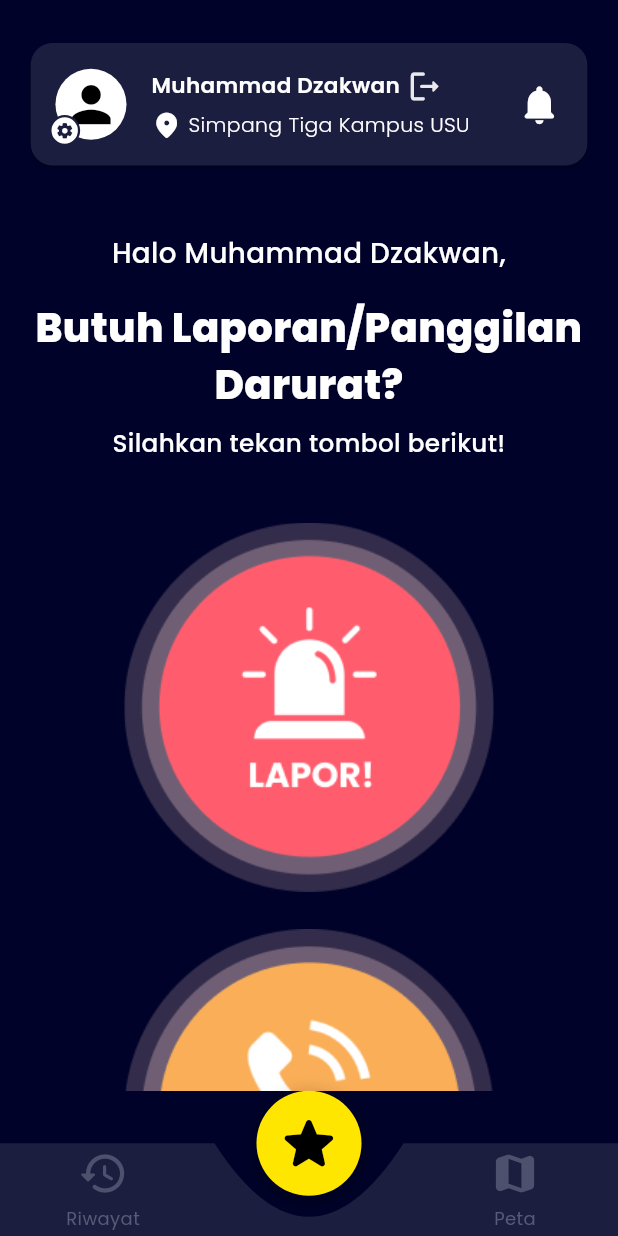
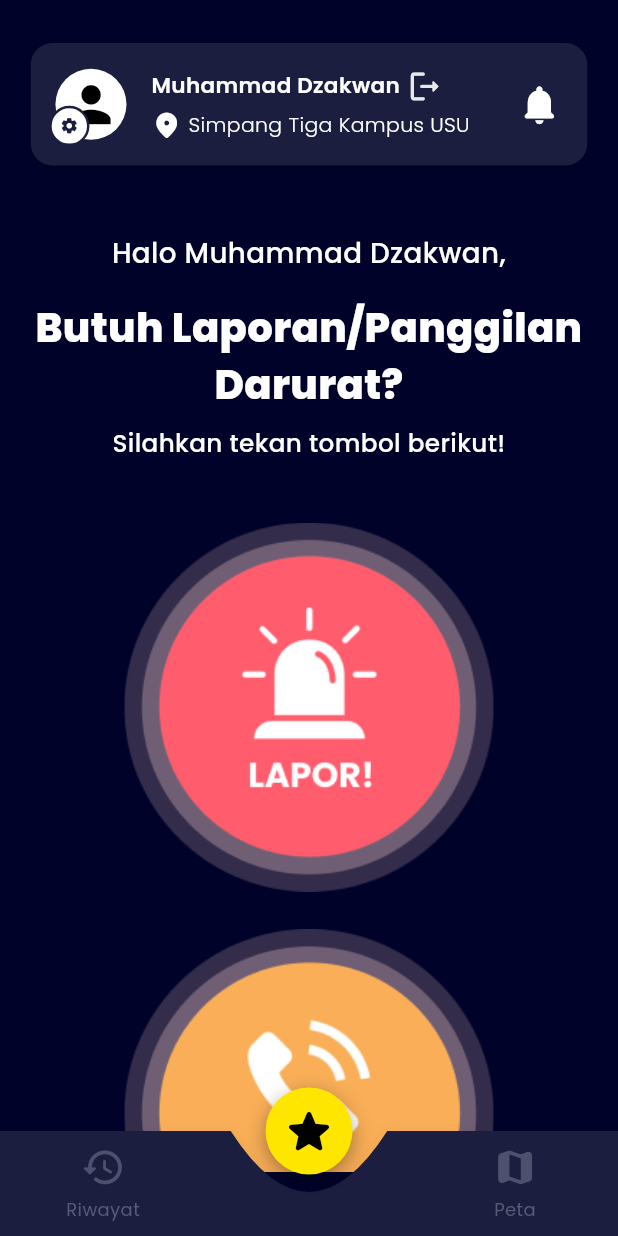
Before and after one commit to MuhammadSyukronJazila-231401007/vigilanter_flutter, a Flutter app: the screen it shows once a user with an empty profile is signed in, on a phone screen of 412 x 824 dp. Run offline on Flutter 3.47's test engine with Material 3 defaults, Android fonts, the light colour scheme and no system bars; our stand-ins replace camera, cloud_firestore, firebase_auth, firebase_core, go_router, shared_preferences; accounts and stored records are empty.

Commit message:
fix: fix bottom nav UI,  main_shell UI (add safeArea), & sign in UI (add safeArea)

```diff
--- a/lib/screens/home_screen.dart
+++ b/lib/screens/home_screen.dart
@@ -73,14 +73,14 @@ class HomeScreen extends StatelessWidget {
                                   context.push(AppRoutes.setting);
                                 },
                                 child: Container(
-                                  width: screenWidth * 0.050,
-                                  height: screenWidth * 0.050,
+                                  width: screenWidth * 0.065,
+                                  height: screenWidth * 0.065,
                                   decoration: BoxDecoration(
                                     color: Colors.white,
                                     shape: BoxShape.circle,
                                     border: Border.all(
                                       color: AppColors.biruGelap,
-                                      width: 1.5,
+                                      width: 1.6,
                                     ),
                                   ),
                                   child: Icon(
@@ -273,12 +273,13 @@ class HomeScreen extends StatelessWidget {
                       child: InkWell(
                         borderRadius: BorderRadius.circular(16),
                         onTap: () {
-                          Navigator.push(
-                        context,
-                        MaterialPageRoute(
-                          builder: (context) => const VideoRecordScreen(),
-                        ),
-                      );
+                      //     Navigator.push(
+                      //   context,
+                      //   MaterialPageRoute(
+                      //     builder: (context) => const VideoRecordScreen(),
+                      //   ),
+                      // );
+                      context.push(AppRoutes.rekamVideo);
                         },
                         child: Image.asset(
                           "assets/images/tombol_lapor.png",
--- a/lib/screens/register.dart
+++ b/lib/screens/register.dart
@@ -118,7 +118,8 @@ class _RegisterState extends State<Register> {
     return Scaffold(
       backgroundColor: AppColors.biruVigilanter,
       resizeToAvoidBottomInset: false,
-      body: Center(
+      body: SafeArea(
+        child: Center(
           child: SingleChildScrollView(
             padding: EdgeInsets.all(screenWidth * 0.09),
             child: Column(
@@ -366,6 +367,7 @@ class _RegisterState extends State<Register> {
             ),
           ),
         ),
+      ),
     );
   }
 
--- a/lib/screens/splash.dart
+++ b/lib/screens/splash.dart
@@ -30,7 +30,8 @@ class _SplashState extends State<Splash> {
 
     return Scaffold(
       backgroundColor: const Color(0xFF000229),
-      body: Center(
+      body: SafeArea(
+        child: Center(
           child: Padding(
             padding: EdgeInsets.all(screenWidth * 0.07),
             child: Image.asset(
@@ -38,6 +39,7 @@ class _SplashState extends State<Splash> {
               width: screenWidth * 0.43,
               height: screenWidth * 0.43,
               fit: BoxFit.cover,
+            ),
           ),
         ),
       ),
--- a/lib/widgets/main_shell.dart
+++ b/lib/widgets/main_shell.dart
@@ -18,9 +18,11 @@ class MainShell extends StatelessWidget {
       body: SafeArea(
         child: navigationShell,
       ),
-      bottomNavigationBar: VigilanterBottomNav(
-        currentIndex: navigationShell.currentIndex,
-        onTap: (index) => _onItemTapped(context, index),
+      bottomNavigationBar: SafeArea(
+        child: VigilanterBottomNav(
+          currentIndex: navigationShell.currentIndex,
+          onTap: (index) => _onItemTapped(context, index),
+        ),
       ),
     );
   }
--- a/lib/widgets/vigilanter_bottom_nav.dart
+++ b/lib/widgets/vigilanter_bottom_nav.dart
@@ -52,8 +52,8 @@ class _VigilanterBottomNavState extends State<VigilanterBottomNav>
     final screenHeight = MediaQuery.of(context).size.height;
 
     final int itemCount = 3;
-    final double navHeight = (screenHeight * 0.075).clamp(54.0, 70.0);
-    final double circleDiameter = (screenWidth * 0.17).clamp(58.0, 92.0);
+    final double navHeight = (screenHeight * 0.55).clamp(54.0, 70.0);
+    final double circleDiameter = (screenWidth * 0.14).clamp(58.0, 92.0);
     final double circleRadius = circleDiameter / 2;
     final double itemWidth = screenWidth / itemCount;
 
@@ -70,7 +70,7 @@ class _VigilanterBottomNavState extends State<VigilanterBottomNav>
     ];
 
     return SizedBox(
-      height: navHeight + circleRadius,
+      height: circleRadius + navHeight * 0.2,
       child: Stack(
         clipBehavior: Clip.none,
         alignment: Alignment.bottomCenter,
```
Also changed, not shown: lib/screens/signin.dart (+8 -4 lines), lib/screens/video_record_screen.dart (+16 -3 lines), 3 other files. Lines whose indentation alone changed are shown as unchanged.
